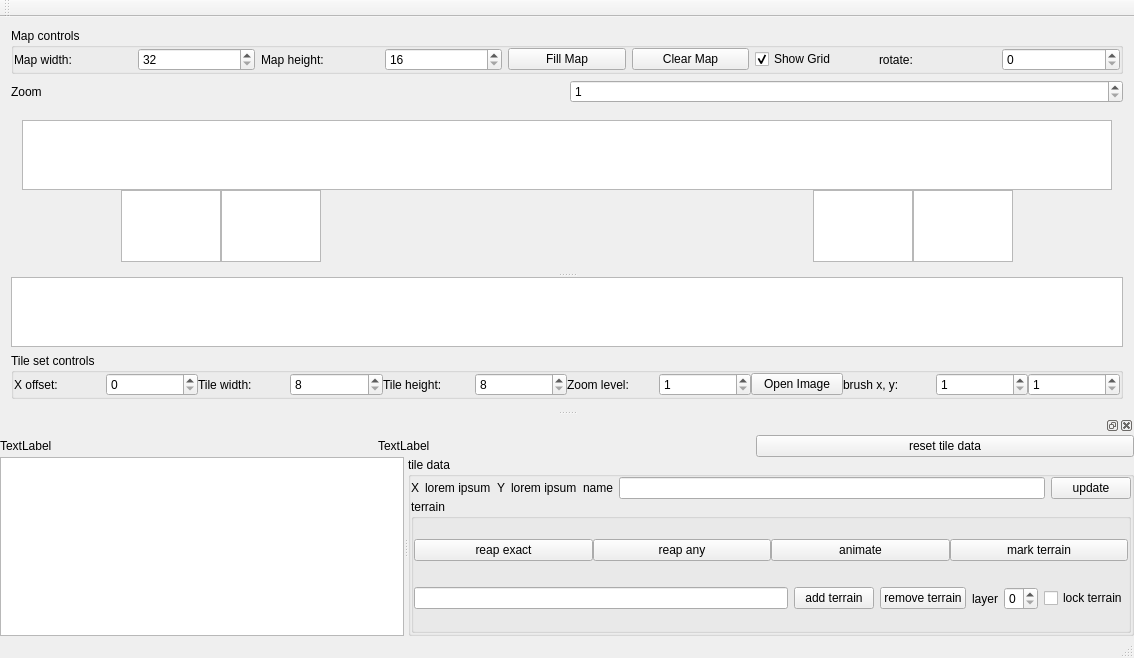
Qt form mapeditor.ui (stoyan-shopov/TileMapEdit) before a commit.
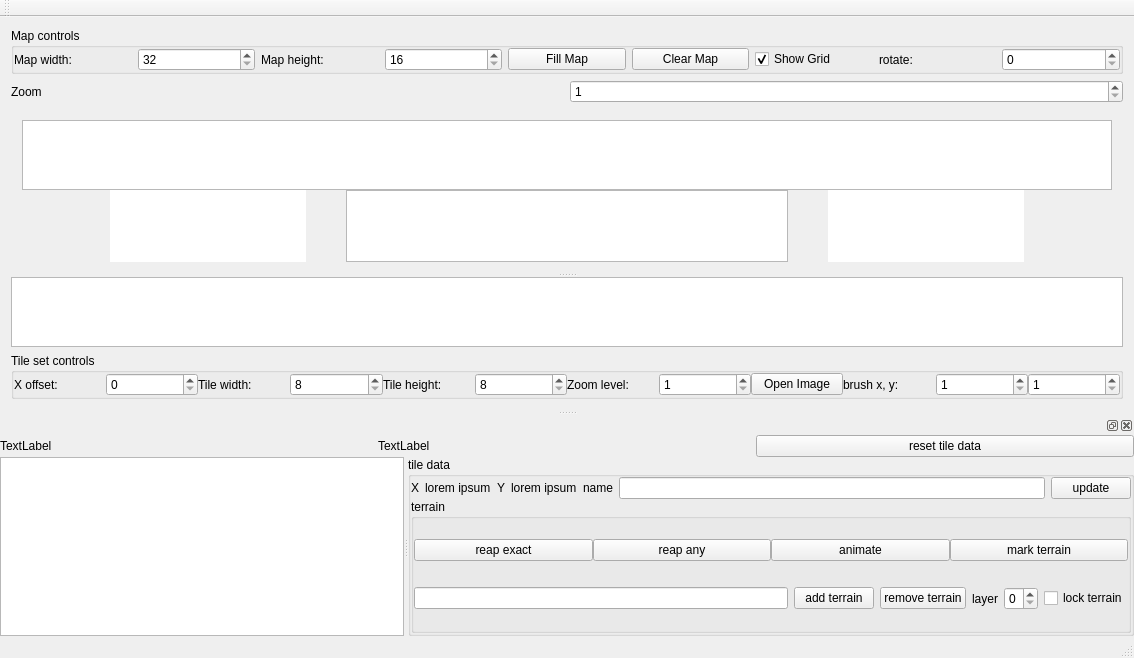
The same form after that commit.

Diff of the .ui file:
```diff
--- a/mapeditor.ui
+++ b/mapeditor.ui
@@ -167,7 +167,7 @@
        <enum>Qt::Vertical</enum>
       </property>
       <widget class="QWidget" name="layoutWidget">
-       <layout class="QVBoxLayout" name="verticalLayout">
+       <layout class="QVBoxLayout" name="verticalLayout" stretch="1,0">
         <property name="spacing">
          <number>0</number>
         </property>
@@ -175,10 +175,13 @@
          <widget class="QGraphicsView" name="graphicsViewTileMap"/>
         </item>
         <item>
-         <layout class="QHBoxLayout" name="horizontalLayout_13" stretch="1,0,0,5,0,0,1">
+         <layout class="QHBoxLayout" name="horizontalLayout_13" stretch="1,0,0,0,5,0,0,0,1">
           <property name="spacing">
            <number>0</number>
           </property>
+          <property name="sizeConstraint">
+           <enum>QLayout::SetMinimumSize</enum>
+          </property>
           <item>
            <spacer name="horizontalSpacer_2">
             <property name="orientation">
@@ -200,6 +203,12 @@
               <verstretch>0</verstretch>
              </sizepolicy>
             </property>
+            <property name="frameShape">
+             <enum>QFrame::NoFrame</enum>
+            </property>
+            <property name="frameShadow">
+             <enum>QFrame::Plain</enum>
+            </property>
             <property name="sizeAdjustPolicy">
              <enum>QAbstractScrollArea::AdjustToContentsOnFirstShow</enum>
             </property>
@@ -213,6 +222,38 @@
               <verstretch>0</verstretch>
              </sizepolicy>
             </property>
+            <property name="frameShape">
+             <enum>QFrame::NoFrame</enum>
+            </property>
+            <property name="frameShadow">
+             <enum>QFrame::Plain</enum>
+            </property>
+            <property name="sizeAdjustPolicy">
+             <enum>QAbstractScrollArea::AdjustToContentsOnFirstShow</enum>
+            </property>
+           </widget>
+          </item>
+          <item>
+           <spacer name="horizontalSpacer_4">
+            <property name="orientation">
+             <enum>Qt::Horizontal</enum>
+            </property>
+            <property name="sizeHint" stdset="0">
+             <size>
+              <width>40</width>
+              <height>20</height>
+             </size>
+            </property>
+           </spacer>
+          </item>
+          <item>
+           <widget class="QGraphicsView" name="graphicsViewFireButton">
+            <property name="sizePolicy">
+             <sizepolicy hsizetype="Minimum" vsizetype="Minimum">
+              <horstretch>0</horstretch>
+              <verstretch>0</verstretch>
+             </sizepolicy>
+            </property>
             <property name="sizeAdjustPolicy">
              <enum>QAbstractScrollArea::AdjustToContentsOnFirstShow</enum>
             </property>
@@ -239,6 +280,12 @@
               <verstretch>0</verstretch>
              </sizepolicy>
             </property>
+            <property name="frameShape">
+             <enum>QFrame::NoFrame</enum>
+            </property>
+            <property name="frameShadow">
+             <enum>QFrame::Plain</enum>
+            </property>
             <property name="sizeAdjustPolicy">
              <enum>QAbstractScrollArea::AdjustToContentsOnFirstShow</enum>
             </property>
@@ -252,6 +299,12 @@
               <verstretch>0</verstretch>
              </sizepolicy>
             </property>
+            <property name="frameShape">
+             <enum>QFrame::NoFrame</enum>
+            </property>
+            <property name="frameShadow">
+             <enum>QFrame::Plain</enum>
+            </property>
             <property name="sizeAdjustPolicy">
              <enum>QAbstractScrollArea::AdjustToContentsOnFirstShow</enum>
             </property>
```
